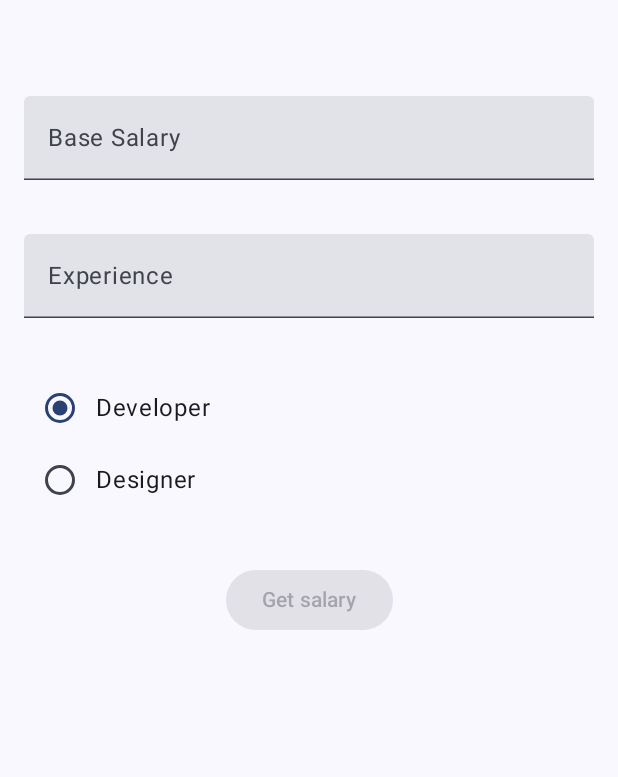
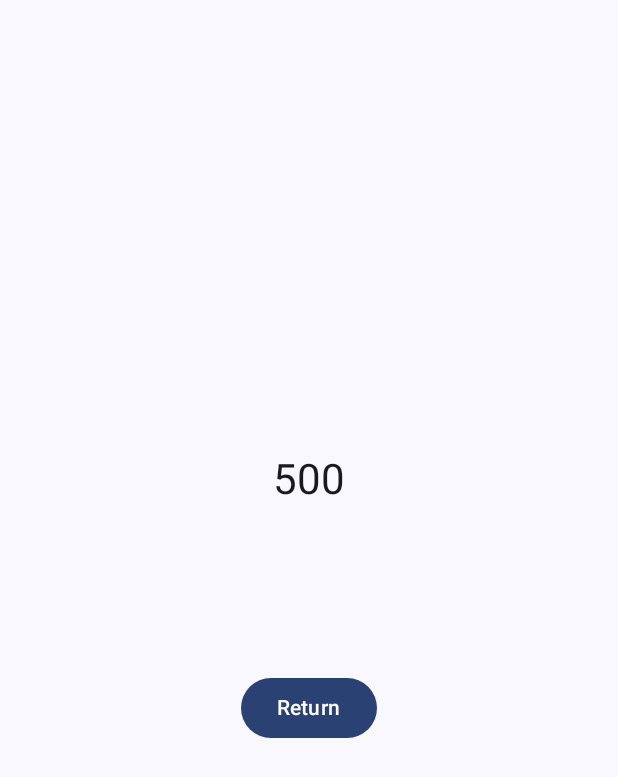
Before and after one commit to assassin4i4ek/mob-dev-labs, an Android app built with Jetpack Compose: the screen it shows after launch (MainActivity), on a phone screen of 412 x 824 dp. Shown: the top 777 px of the screen. Run offline under Robolectric (Android 15) with nearby library versions, the phone set to English and light mode, and no system bars.

Commit message:
salary screen implemented

```diff
--- a/lab4/app/src/main/java/com/example/lab4/MainActivity.kt
+++ b/lab4/app/src/main/java/com/example/lab4/MainActivity.kt
@@ -12,9 +12,10 @@ import androidx.compose.runtime.remember
 import androidx.compose.runtime.setValue
 import androidx.compose.ui.Modifier
 import com.example.lab4.models.employee.base.Employee
+import com.example.lab4.models.employee.base.props.Salary
 import com.example.lab4.models.salary.SalaryCalculator
 import com.example.lab4.models.salary.SalaryCalculatorImpl
-import com.example.lab4.ui.employee.EmployeeScreen
+import com.example.lab4.ui.salary.SalaryScreen
 import com.example.lab4.ui.theme.Lab4Theme
 
 class MainActivity : ComponentActivity() {
@@ -22,6 +23,9 @@ class MainActivity : ComponentActivity() {
         super.onCreate(savedInstanceState)
         setContent {
             var employee: Employee? by remember {
+                mutableStateOf(null)
+            }
+            var calculatedSalary: Salary? by remember {
                 mutableStateOf(null)
             }
             val salaryCalc: SalaryCalculator = remember {
@@ -34,13 +38,17 @@ class MainActivity : ComponentActivity() {
                     modifier = Modifier.fillMaxSize(),
                     color = MaterialTheme.colorScheme.background
                 ) {
-                    EmployeeScreen(
-                        employee = employee,
-                        salaryCalculator = salaryCalc,
-                        onNewEmployee = {
-                            employee = it
-                        }
-                    )
+//                    EmployeeScreen(
+//                        employee = employee,
+//                        salaryCalculator = salaryCalc,
+//                        onNewEmployee = {
+//                            employee = it
+//                        },
+//                        onNewCalculatedSalary = {
+//                            calculatedSalary = it
+//                        }
+//                    )
+                    SalaryScreen(salary = Salary(500.toBigDecimal()))
                 }
             }
         }
--- /dev/null
+++ b/lab4/app/src/main/java/com/example/lab4/ui/salary/SalaryScreen.kt
@@ -0,0 +1,164 @@
+package com.example.lab4.ui.salary
+
+import androidx.compose.foundation.Image
+import androidx.compose.foundation.layout.Box
+import androidx.compose.foundation.layout.Column
+import androidx.compose.foundation.layout.Spacer
+import androidx.compose.foundation.layout.fillMaxSize
+import androidx.compose.foundation.layout.fillMaxWidth
+import androidx.compose.foundation.layout.height
+import androidx.compose.foundation.layout.padding
+import androidx.compose.material3.Button
+import androidx.compose.material3.MaterialTheme
+import androidx.compose.material3.Surface
+import androidx.compose.material3.Text
+import androidx.compose.runtime.Composable
+import androidx.compose.runtime.getValue
+import androidx.compose.runtime.mutableStateOf
+import androidx.compose.runtime.saveable.rememberSaveable
+import androidx.compose.runtime.setValue
+import androidx.compose.ui.Alignment
+import androidx.compose.ui.Modifier
+import androidx.compose.ui.res.painterResource
+import androidx.compose.ui.unit.dp
+import com.example.lab4.R
+import com.example.lab4.models.employee.base.props.Salary
+import com.example.lab4.models.employee.base.props.SalaryCategory
+import com.example.lab4.models.utils.props.toBigDecimal
+import com.example.lab4.ui.theme.Lab4Theme
+import com.example.lab4.ui.utils.TranslatePreview
+import com.example.lab4.ui.utils.clickableNoRipple
+
+
+@Composable
+fun SalaryScreen(salary: Salary) {
+    Surface(modifier = Modifier
+        .fillMaxSize()
+        .padding(16.dp, 64.dp)) {
+        Column {
+            Spacer(modifier = Modifier.height(128.dp))
+            SalaryDisplay(salary)
+            ReturnButton(
+                onClick = {}
+            )
+        }
+    }
+}
+
+
+@Composable
+fun SalaryDisplay(salary: Salary, modifier: Modifier = Modifier) {
+    var isSalaryHidden by rememberSaveable {
+        mutableStateOf(false)
+    }
+
+    Column(
+        modifier = Modifier
+            .fillMaxWidth()
+            .height(256.dp)
+            .then(modifier),
+        horizontalAlignment = Alignment.CenterHorizontally
+    ) {
+        if (isSalaryHidden) {
+            HiddenSalaryItem(
+                salary = salary,
+                onClick = {
+                    isSalaryHidden = false
+                }
+            )
+        }
+        else {
+            VisibleSalaryItem(
+                salary = salary,
+                onClick = {
+                    isSalaryHidden = true
+                }
+            )
+        }
+    }
+}
+
+
+@Composable
+fun HiddenSalaryItem(
+    salary: Salary,
+    modifier: Modifier = Modifier,
+    onClick: () -> Unit = {}
+) {
+    val salaryCategory = when(SalaryCategory.forSalary(salary)) {
+        SalaryCategory.JUNIOR -> "Junior"
+        SalaryCategory.MIDDLE -> "Middle"
+        SalaryCategory.SENIOR -> "Senior"
+        SalaryCategory.OLIGARCH -> "Oligarch"
+    }
+
+    Column(
+        modifier = Modifier
+            .fillMaxSize()
+            .then(modifier),
+        horizontalAlignment = Alignment.CenterHorizontally
+    ) {
+        Text(
+            text = salaryCategory,
+            style = MaterialTheme.typography.headlineSmall,
+            modifier = Modifier.clickableNoRipple(onClick)
+        )
+        Image(
+            painter = painterResource(id = R.drawable.money),
+            contentDescription = null,
+            modifier = Modifier.fillMaxSize().clickableNoRipple(onClick).padding(32.dp)
+        )
+    }
+}
+
+
+@Composable
+fun VisibleSalaryItem(
+    salary: Salary,
+    modifier: Modifier = Modifier,
+    onClick: () -> Unit = {}
+) {
+    Box(
+        modifier = Modifier
+            .fillMaxSize()
+            .then(modifier),
+        contentAlignment = Alignment.Center
+    ) {
+        Text(
+            text = salary.value.toPlainString(),
+            style = MaterialTheme.typography.headlineMedium,
+            modifier = Modifier.clickableNoRipple(onClick).padding(horizontal = 48.dp, vertical = 24.dp)
+        )
+    }
+}
+
+
+@Composable
+fun ReturnButton(
+    onClick: () -> Unit,
+    modifier: Modifier = Modifier
+) {
+    Column(
+        modifier = Modifier
+            .fillMaxWidth()
+            .then(modifier),
+        horizontalAlignment = Alignment.CenterHorizontally
+    ) {
+        Button(onClick = onClick) {
+            Text("Return")
+        }
+    }
+}
+
+
+@Composable
+@TranslatePreview
+fun SalaryScreenPreview() {
+    val salary = Salary(500.toBigDecimal())
+
+    Lab4Theme {
+        Surface {
+            SalaryScreen(salary)
+        }
+    }
+}
--- /dev/null
+++ b/lab4/app/src/main/java/com/example/lab4/ui/utils/Modifiers.kt
@@ -0,0 +1,18 @@
+package com.example.lab4.ui.utils
+
+import androidx.compose.foundation.clickable
+import androidx.compose.foundation.interaction.MutableInteractionSource
+import androidx.compose.runtime.remember
+import androidx.compose.ui.Modifier
+import androidx.compose.ui.composed
+
+
+fun Modifier.clickableNoRipple(onClick: () -> Unit): Modifier = composed {
+    clickable(
+        interactionSource = remember(onClick) {
+            MutableInteractionSource()
+        },
+        indication = null,
+        onClick = onClick
+    )
+}
```
Also changed, not shown: lab4/app/src/main/java/com/example/lab4/ui/employee/EmployeeScreen.kt (+10 -4 lines), lab4/app/src/main/res/drawable/money.png (added).
